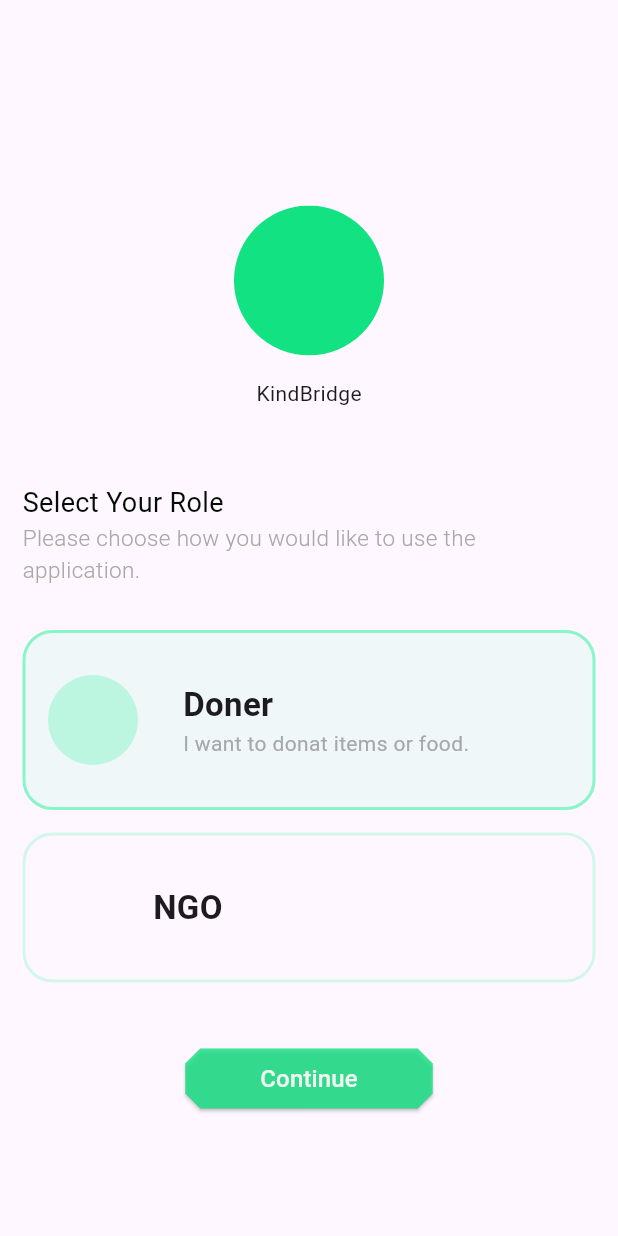
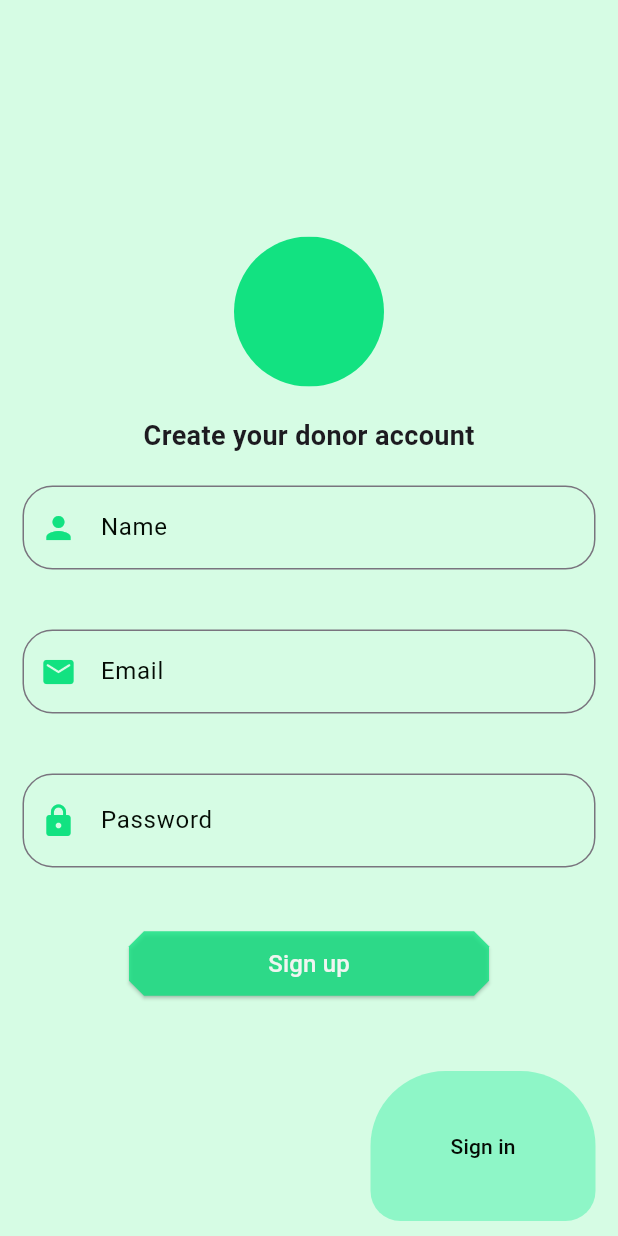
Before and after one commit to Leta-D/capstone_project, a Flutter app: the screen it shows after launch, on a phone screen of 412 x 824 dp. Run offline on Flutter 3.47's test engine with Material 3 defaults, Android fonts, the light colour scheme and no system bars.

Commit message:
authentication page created

```diff
--- a/app/lib/app_routes/app_routes.dart
+++ b/app/lib/app_routes/app_routes.dart
@@ -3,4 +3,6 @@ class AppRoutes {
   static const String settings = '/settings';
   static const String profile = '/profile';
   static const String actorSelection = '/actorSelection';
+  static const String login = '/signin';
+  static const String signup = '/signup';
 }
--- a/app/lib/main.dart
+++ b/app/lib/main.dart
@@ -1,3 +1,5 @@
+import 'package:capstone_project/ui/authen/login_page.dart';
+import 'package:capstone_project/ui/authen/signup_page.dart';
 import 'package:capstone_project/ui/landing_pages/actor_selection.dart';
 import 'package:flutter/material.dart';
 
@@ -10,6 +12,6 @@ class MyApp extends StatelessWidget {
 
   @override
   Widget build(BuildContext context) {
-    return MaterialApp(title: 'Flutter Demo', home: ActorSelection());
+    return MaterialApp(title: 'Flutter Demo', home: SignupPage());
   }
 }
--- /dev/null
+++ b/app/lib/ui/authen/signup_page.dart
@@ -0,0 +1,162 @@
+import 'package:capstone_project/constant/app_colors.dart';
+import 'package:flutter/material.dart';
+
+class SignupPage extends StatefulWidget {
+  const SignupPage({super.key});
+
+  @override
+  State<StatefulWidget> createState() => _SignupPageState();
+}
+
+class _SignupPageState extends State<SignupPage> {
+  @override
+  Widget build(BuildContext context) {
+    Size screenSize = MediaQuery.sizeOf(context);
+    return Scaffold(
+      // backgroundColor: AppColors.lightGreen(0.8),
+      backgroundColor: const Color.fromARGB(255, 214, 252, 228),
+      body: Padding(
+        padding: const EdgeInsets.symmetric(vertical: 10.0, horizontal: 15),
+        child: SingleChildScrollView(
+          child: Stack(
+            alignment: Alignment.center,
+            children: [
+              SizedBox(
+                height: screenSize.height - 20,
+                child: Align(
+                  alignment: AlignmentGeometry.bottomRight,
+                  child: Container(
+                    width: 150,
+                    height: 100,
+                    decoration: BoxDecoration(
+                      color: AppColors.lightGreen(0.71),
+                      borderRadius: BorderRadiusDirectional.vertical(
+                        top: Radius.circular(50),
+                        bottom: Radius.circular(20),
+                      ),
+                    ),
+                    child: TextButton(
+                      onPressed: () {},
+                      child: Text(
+                        "Sign in",
+                        style: TextStyle(color: AppColors.black(1)),
+                      ),
+                    ),
+                  ),
+                ),
+              ),
+              Column(
+                mainAxisAlignment: MainAxisAlignment.center,
+                spacing: 20,
+                children: [
+                  ClipOval(
+                    child: Container(
+                      color: AppColors.green(1),
+                      width: 100,
+                      height: 100,
+                    ),
+                  ),
+                  Text(
+                    "Create your donor account",
+                    style: TextStyle(fontSize: 18, fontWeight: FontWeight.bold),
+                  ),
+                  TextField(
+                    cursorColor: AppColors.black(1),
+                    decoration: InputDecoration(
+                      labelText: "Name",
+                      labelStyle: TextStyle(color: AppColors.black(1)),
+                      prefixIcon: Icon(Icons.person, color: AppColors.green(1)),
+
+                      border: OutlineInputBorder(
+                        borderRadius: BorderRadius.circular(20),
+                        borderSide: BorderSide(color: AppColors.green(1)),
+                      ),
+                      focusedBorder: OutlineInputBorder(
+                        borderRadius: BorderRadius.circular(20),
+                        borderSide: BorderSide(color: AppColors.green(1)),
+                      ),
+                      focusedErrorBorder: OutlineInputBorder(
+                        borderRadius: BorderRadius.circular(20),
+                        borderSide: BorderSide(color: AppColors.red(1)),
+                      ),
+                      errorText: null, // "type some thing"
+                    ),
+                  ),
+                  SizedBox(),
+                  TextField(
+                    cursorColor: AppColors.black(1),
+                    decoration: InputDecoration(
+                      labelText: "Email",
+                      labelStyle: TextStyle(color: AppColors.black(1)),
+                      // hintText: "@example.com",
+                      prefixIcon: Icon(
+                        Icons.email_rounded,
+                        color: AppColors.green(1),
+                      ),
+                      border: OutlineInputBorder(
+                        borderRadius: BorderRadius.circular(20),
+                        borderSide: BorderSide(color: AppColors.green(1)),
+                      ),
+                      focusedBorder: OutlineInputBorder(
+                        borderRadius: BorderRadius.circular(20),
+                        borderSide: BorderSide(color: AppColors.green(1)),
+                      ),
+
+                      focusedErrorBorder: OutlineInputBorder(
+                        borderRadius: BorderRadius.circular(20),
+                        borderSide: BorderSide(color: AppColors.red(1)),
+                      ),
+                      errorText: null, // "type some thing"
+                    ),
+                  ),
+                  SizedBox(),
+                  TextField(
+                    cursorColor: AppColors.black(1),
+                    obscureText: true,
+                    decoration: InputDecoration(
+                      labelText: "Password",
+                      labelStyle: TextStyle(color: AppColors.black(1)),
+                      prefixIcon: Icon(Icons.lock, color: AppColors.green(1)),
+                      suffix: InkWell(
+                        onTap: () {},
+                        child: Icon(Icons.remove_red_eye_outlined),
+                      ),
+                      border: OutlineInputBorder(
+                        borderRadius: BorderRadius.circular(20),
+                        borderSide: BorderSide(color: AppColors.green(1)),
+                      ),
+                      focusedBorder: OutlineInputBorder(
+                        borderRadius: BorderRadius.circular(20),
+                        borderSide: BorderSide(color: AppColors.green(1)),
+                      ),
+                      focusedErrorBorder: OutlineInputBorder(
+                        borderRadius: BorderRadius.circular(20),
+                        borderSide: BorderSide(color: AppColors.red(1)),
+                      ),
+                      errorText: null, // "type some thing"
+                    ),
+                  ),
+                  SizedBox(),
+                  ElevatedButton(
+                    onPressed: () {},
+
+                    style: ElevatedButton.styleFrom(
+                      foregroundColor: AppColors.white(1),
+                      backgroundColor: AppColors.green(0.8),
+                      fixedSize: Size(240, 43),
+                      shape: BeveledRectangleBorder(
+                        borderRadius: BorderRadius.circular(10),
+                      ),
+                    ),
+
+                    child: Text("Sign up", style: TextStyle(fontSize: 16)),
+                  ),
+                ],
+              ),
+            ],
+          ),
+        ),
+      ),
+    );
+  }
+}
--- a/app/lib/ui/landing_pages/actor_selection.dart
+++ b/app/lib/ui/landing_pages/actor_selection.dart
@@ -28,7 +28,7 @@ class _ActorSelectionState extends State<ActorSelection> {
                   height: 100,
                 ),
               ),
-              Text("KindBridge"),
+              // Text("KindBridge"),
               SizedBox(height: 20),
               Column(
                 crossAxisAlignment: CrossAxisAlignment.start,
@@ -83,6 +83,9 @@ class _ActorSelectionState extends State<ActorSelection> {
                                 : Colors.transparent,
                             width: (selection == x) ? 60 : 40,
                             height: (selection == x) ? 60 : 40,
+                            child: Image.asset(
+                              ["assets/charity.png", "assets/ngo.png"][x],
+                            ),
                           ),
                         ),
                         Column(
--- a/app/pubspec.yaml
+++ b/app/pubspec.yaml
@@ -58,9 +58,9 @@ flutter:
   uses-material-design: true
 
   # To add assets to your application, add an assets section, like this:
-  # assets:
-  #   - images/a_dot_burr.jpeg
-  #   - images/a_dot_ham.jpeg
+  assets:
+    - assets/charity.png
+    - assets/ngo.png
 
   # An image asset can refer to one or more resolution-specific "variants", see
   # https://flutter.dev/to/resolution-aware-images
```
Also changed, not shown: app/lib/app_routes/routes_generator.dart (+9 -0 lines), app/lib/ui/authen/login_page.dart (added, +134 -0 lines), app/lib/ui/landing_pages/onbording_page.dart (added, +13 -0 lines), app/assets/charity.png (added), app/assets/ngo.png (added).
